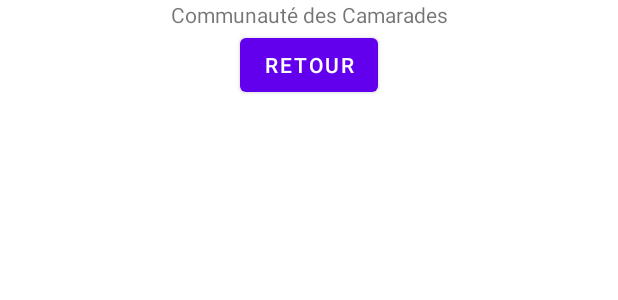
After one commit to ArnoVoxel/cTAlutte, an Android app: the layout activity_liste_camarades.xml on its own in the app's theme, with its tools: preview values and no code run, on a phone screen of 412 x 824 dp. The commit adds this screen. Shown: the top 300 px of the screen. Run offline under Robolectric (Android 15) with nearby library versions, the phone set to English and light mode, and no system bars.

Commit message:
Bouton Reprendre le travail + accès liste des camarades de la BDD

```diff
--- a/app/src/main/AndroidManifest.xml
+++ b/app/src/main/AndroidManifest.xml
@@ -14,6 +14,9 @@
         android:theme="@style/Theme.CTAlutte"
         tools:targetApi="31">
         <activity
+            android:name=".ListeCamaradesActivity"
+            android:exported="false" />
+        <activity
             android:name=".CassePierreActivity"
             android:exported="false" />
         <activity
--- /dev/null
+++ b/app/src/main/res/layout/activity_liste_camarades.xml
@@ -0,0 +1,37 @@
+<?xml version="1.0" encoding="utf-8"?>
+<androidx.constraintlayout.widget.ConstraintLayout xmlns:android="http://schemas.android.com/apk/res/android"
+    xmlns:app="http://schemas.android.com/apk/res-auto"
+    xmlns:tools="http://schemas.android.com/tools"
+    android:id="@+id/ecran_liste_camarades"
+    android:layout_width="match_parent"
+    android:layout_height="match_parent"
+    tools:context=".ListeCamaradesActivity">
+
+    <TextView
+        android:layout_width="match_parent"
+        android:layout_height="wrap_content"
+        android:text="@string/titre_liste_camarades"
+        android:id="@+id/titre_liste_camarades"
+        app:layout_constraintTop_toTopOf="@id/ecran_liste_camarades"
+        android:gravity="center"
+        />
+
+    <TextView
+        android:layout_width="match_parent"
+        android:layout_height="wrap_content"
+        android:id="@+id/liste_camarades"
+        app:layout_constraintTop_toTopOf="@id/titre_liste_camarades"
+        />
+
+    <Button
+        android:layout_width="wrap_content"
+        android:layout_height="wrap_content"
+        android:id="@+id/bouton_liste_camarades_retour"
+        android:text="retour"
+        android:gravity="center"
+        app:layout_constraintTop_toBottomOf="@id/liste_camarades"
+        app:layout_constraintStart_toStartOf="@id/ecran_liste_camarades"
+        app:layout_constraintEnd_toEndOf="@id/ecran_liste_camarades"
+        />
+
+</androidx.constraintlayout.widget.ConstraintLayout>
```
Also changed, not shown: app/src/main/java/com/example/ctalutte/CamaradeInfos.java (added, +49 -0 lines), app/src/main/java/com/example/ctalutte/GestionBDD.java (+31 -6 lines), app/src/main/java/com/example/ctalutte/ListeCamaradesActivity.kt (added, +33 -0 lines), app/src/main/java/com/example/ctalutte/MainActivity.kt (+18 -15 lines), app/src/main/res/layout/activity_main.xml (+10 -2 lines), app/src/main/res/values/strings.xml (+9 -1 lines).
